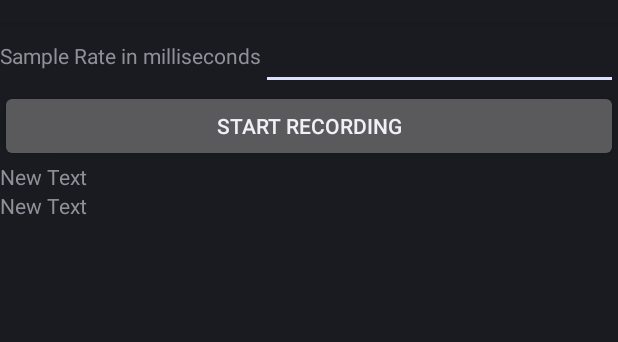
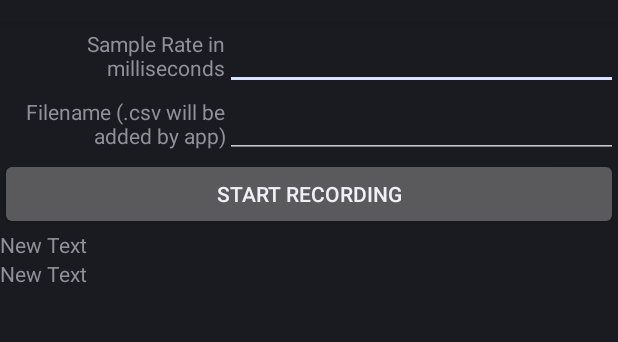
Before and after one commit to csghone/HelloAndroid-AS, an Android app: the screen it shows after launch (MainActivity), on a phone screen of 412 x 824 dp, the part 62-404 px from its top. Run offline under Robolectric (Android 15) with nearby library versions, the phone set to English and light mode, and no system bars; 2 statements that could not run were skipped.

Commit message:
Add filename input
Signed-off-by: Chaitanya Ghone <csghone@ti.com>

```diff
--- a/app/src/main/res/layout/fragment_blank_fragment_1.xml
+++ b/app/src/main/res/layout/fragment_blank_fragment_1.xml
@@ -6,14 +6,16 @@
     tools:context="csg.HelloAndroid.BlankFragment_1">
 
     <TextView
-        android:layout_width="wrap_content"
+        android:layout_width="150dp"
         android:layout_height="wrap_content"
         android:text="@string/sampleRateDesc"
         android:id="@+id/idSampleRateDesc"
-        android:gravity="center_horizontal|center_vertical"
+        android:gravity="right|center_vertical"
         android:layout_gravity="right|top"
-        android:layout_above="@+id/my_button"
-        android:layout_alignParentTop="true" />
+        android:layout_alignParentTop="true"
+        android:layout_above="@+id/fileName"
+        android:layout_alignParentStart="true"
+        android:layout_toStartOf="@+id/sampleRate" />
 
     <EditText
         android:layout_width="wrap_content"
@@ -22,13 +24,33 @@
         android:id="@+id/sampleRate"
         android:layout_alignParentTop="true"
         android:layout_alignParentEnd="true"
-        android:layout_toEndOf="@+id/idSampleRateDesc" />
+        android:layout_toEndOf="@+id/idFileNameDesc" />
+
+    <TextView
+        android:layout_width="150dp"
+        android:layout_height="wrap_content"
+        android:text="@string/fileNameDesc"
+        android:id="@+id/idFileNameDesc"
+        android:gravity="right|center_vertical"
+        android:layout_above="@+id/my_button"
+        android:layout_alignTop="@+id/fileName"
+        android:layout_alignParentStart="true" />
+
+    <EditText
+        android:layout_width="wrap_content"
+        android:layout_height="wrap_content"
+        android:id="@+id/fileName"
+        android:inputType="textUri"
+        android:layout_below="@+id/sampleRate"
+        android:layout_alignEnd="@+id/sampleRate"
+        android:layout_toEndOf="@+id/idFileNameDesc" />
 
     <Button android:id="@+id/my_button"
         android:layout_width="fill_parent"
         android:layout_height="wrap_content"
-        android:layout_below="@+id/sampleRate"
-        android:text="@string/StartRecording" />
+        android:text="@string/StartRecording"
+        android:layout_below="@+id/fileName"
+        android:layout_alignParentStart="true" />
 
     <TextView
         android:layout_width="match_parent"
--- a/app/src/main/res/values/strings.xml
+++ b/app/src/main/res/values/strings.xml
@@ -3,6 +3,7 @@
 
     <string name="app_name">MainActivity</string>
     <string name="sampleRateDesc">Sample Rate in milliseconds</string>
+    <string name="fileNameDesc">Filename (.csv will be added by app)</string>
 
     <string name="chk_box_txt">Chk</string>
     <string name="tempStr">TempString</string>
```
Also changed, not shown: app/src/main/java/csg/HelloAndroid/BlankFragment_1.java (+25 -8 lines).
